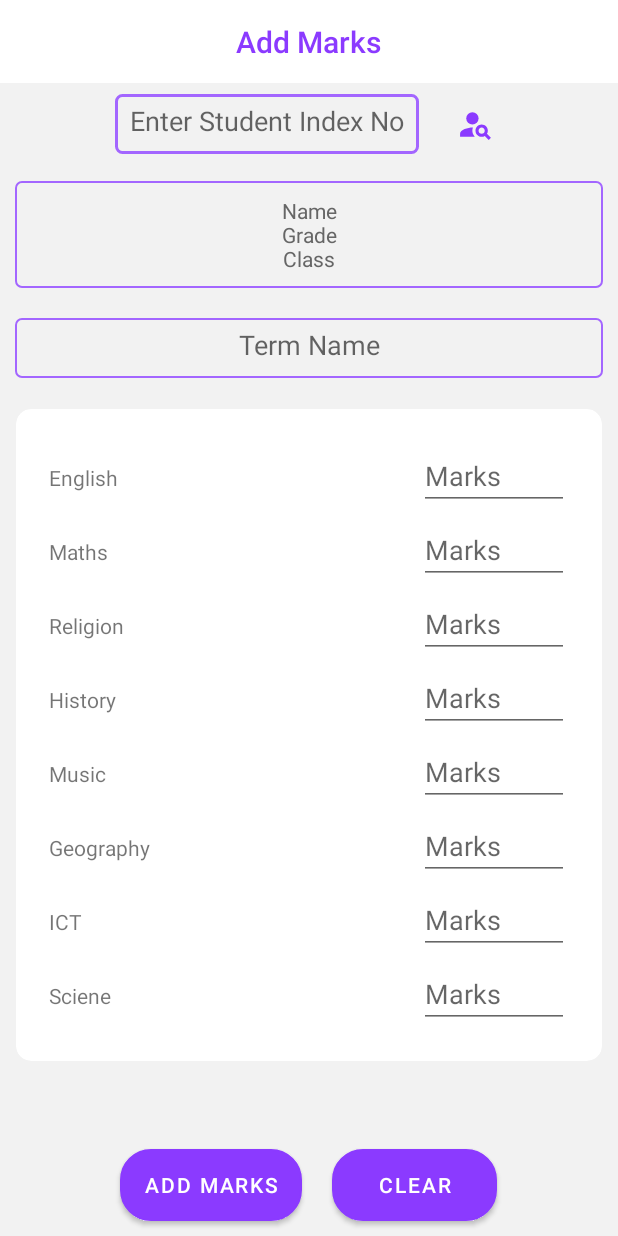
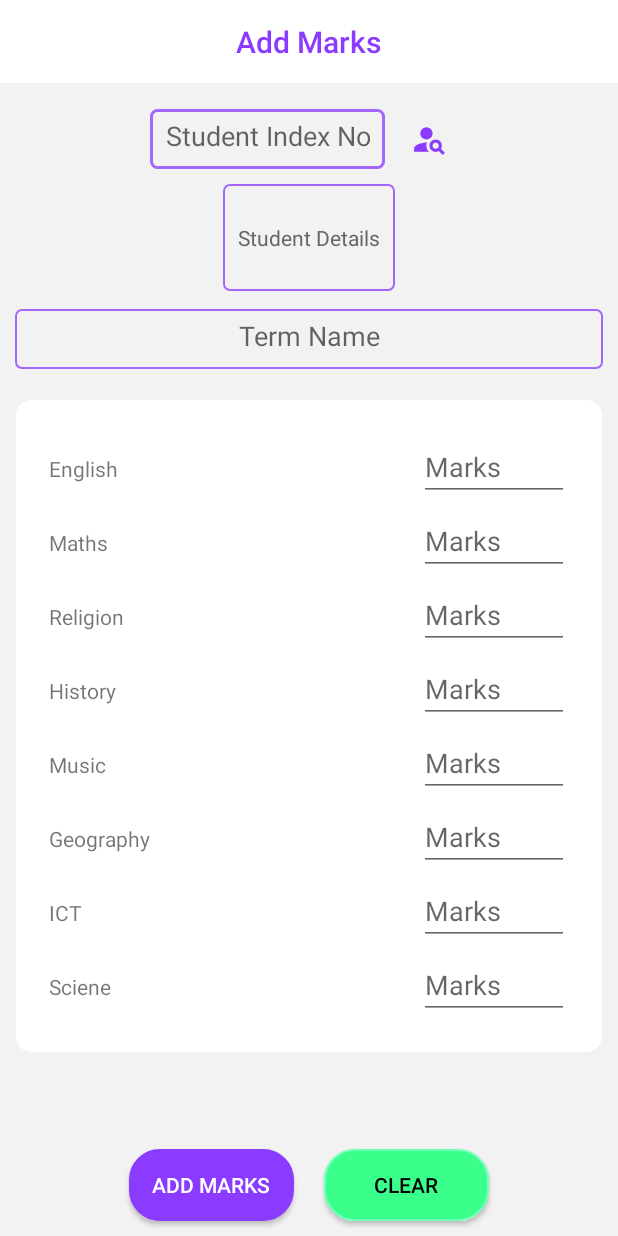
Before and after one commit to ZikrAashik/Smart-Marks, an Android app: the AddMarksActivity screen opened directly, with no data from a screen before it, on a phone screen of 412 x 824 dp. Run offline under Robolectric (Android 15) with nearby library versions, the phone set to English and light mode, and no system bars; our stand-ins replace Firebase (no records; nobody signed in at launch, a user with empty details on screens opened directly).

Commit message:
UI Improvements

```diff
--- a/app/src/main/res/layout/activity_add_marks.xml
+++ b/app/src/main/res/layout/activity_add_marks.xml
@@ -44,6 +44,7 @@
     <LinearLayout
         android:layout_width="match_parent"
         android:layout_height="@dimen/spacing_xxxlarge"
+        android:layout_marginTop="@dimen/spacing_middle"
         android:gravity="center"
         android:orientation="horizontal">
 
@@ -51,10 +52,10 @@
             android:id="@+id/et_search_student"
             android:layout_width="wrap_content"
             android:layout_height="@dimen/spacing_xmlarge"
-            android:layout_margin="@dimen/spacing_middle"
+            android:layout_margin="@dimen/spacing_xsmall"
             android:background="@drawable/edit_text_round"
             android:gravity="center"
-            android:hint="Enter Student Index No"
+            android:hint="Student Index No"
             android:inputType="text"
             android:maxLines="1"
             android:singleLine="true"
@@ -77,14 +78,14 @@
 
     <TextView
         android:id="@+id/tv_student_details"
-        android:layout_width="match_parent"
+        android:layout_width="wrap_content"
         android:layout_height="wrap_content"
-        android:layout_margin="@dimen/spacing_middle"
+        android:layout_margin="@dimen/spacing_xsmall"
         android:background="@drawable/edit_text_round"
         android:gravity="center"
         android:inputType="textMultiLine"
         android:lines="3"
-        android:text="Name\nGrade\nClass"
+        android:text="Student Details"
         android:textAppearance="@style/TextAppearance.AppCompat.Body1"
         android:textColor="@color/grey_60" />
 
@@ -301,7 +302,7 @@
         android:layout_height="wrap_content"
         android:gravity="center_horizontal"
         android:orientation="horizontal">
-        <Button
+        <androidx.appcompat.widget.AppCompatButton
             android:id="@+id/btn_add_marks"
             android:layout_width="wrap_content"
             android:layout_height="wrap_content"
@@ -312,7 +313,7 @@
             android:background="@drawable/button_primary_shape"
             android:textColor="@android:color/white" />
 
-        <Button
+        <androidx.appcompat.widget.AppCompatButton
             android:id="@+id/btn_clear"
             android:layout_width="wrap_content"
             android:layout_height="wrap_content"
@@ -321,7 +322,8 @@
             android:text="Clear"
             android:onClick="clearData"
             android:background="@drawable/button_secondary_shape"
-            android:textColor="@android:color/white" />
+            android:textColor="@android:color/black" />
+
     </LinearLayout>
 
 </LinearLayout>
--- a/app/src/main/res/layout/activity_student_home.xml
+++ b/app/src/main/res/layout/activity_student_home.xml
@@ -82,7 +82,7 @@
             android:orientation="vertical"
             android:padding="@dimen/spacing_mlarge">
 
-            <Button
+            <androidx.appcompat.widget.AppCompatButton
                 android:id="@+id/btn_view_report"
                 android:layout_width="match_parent"
                 android:layout_height="wrap_content"
@@ -91,7 +91,7 @@
                 android:textColor="@android:color/white"
                 android:layout_marginTop="@dimen/spacing_large" />
 
-            <Button
+            <androidx.appcompat.widget.AppCompatButton
                 android:id="@+id/btn_view_charts"
                 android:layout_width="match_parent"
                 android:layout_height="wrap_content"
--- a/app/src/main/res/layout/activity_teacher_home.xml
+++ b/app/src/main/res/layout/activity_teacher_home.xml
@@ -82,7 +82,7 @@
             android:orientation="vertical"
             android:padding="@dimen/spacing_mlarge">
 
-            <Button
+            <androidx.appcompat.widget.AppCompatButton
                 android:id="@+id/btn_add_marks"
                 android:layout_width="match_parent"
                 android:layout_height="wrap_content"
@@ -91,7 +91,7 @@
                 android:textColor="@android:color/white"
                 android:layout_marginTop="@dimen/spacing_large" />
 
-            <Button
+            <androidx.appcompat.widget.AppCompatButton
                 android:id="@+id/btn_view_reports"
                 android:layout_width="match_parent"
                 android:layout_height="wrap_content"
@@ -100,7 +100,7 @@
                 android:textColor="@android:color/white"
                 android:layout_marginTop="@dimen/spacing_large" />
 
-            <Button
+            <androidx.appcompat.widget.AppCompatButton
                 android:id="@+id/btn_view_charts"
                 android:layout_width="match_parent"
                 android:layout_height="wrap_content"
```
Also changed, not shown: app/src/main/java/com/zikraashik/smart_marks/AddMarksActivity.java (+8 -6 lines).
